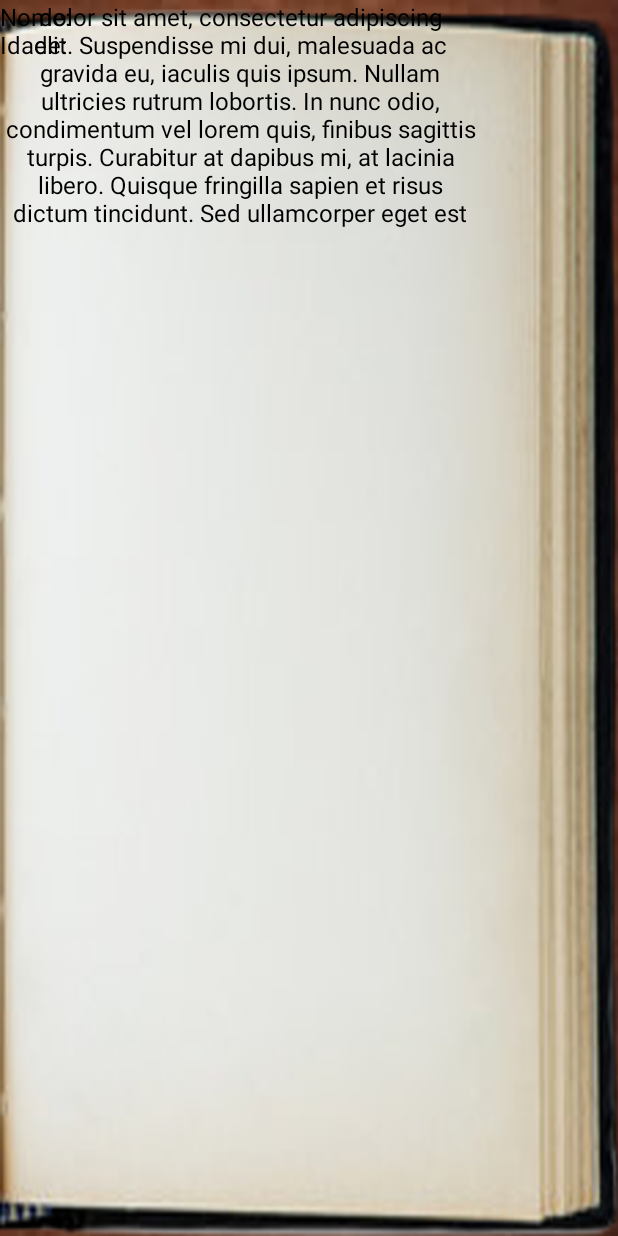
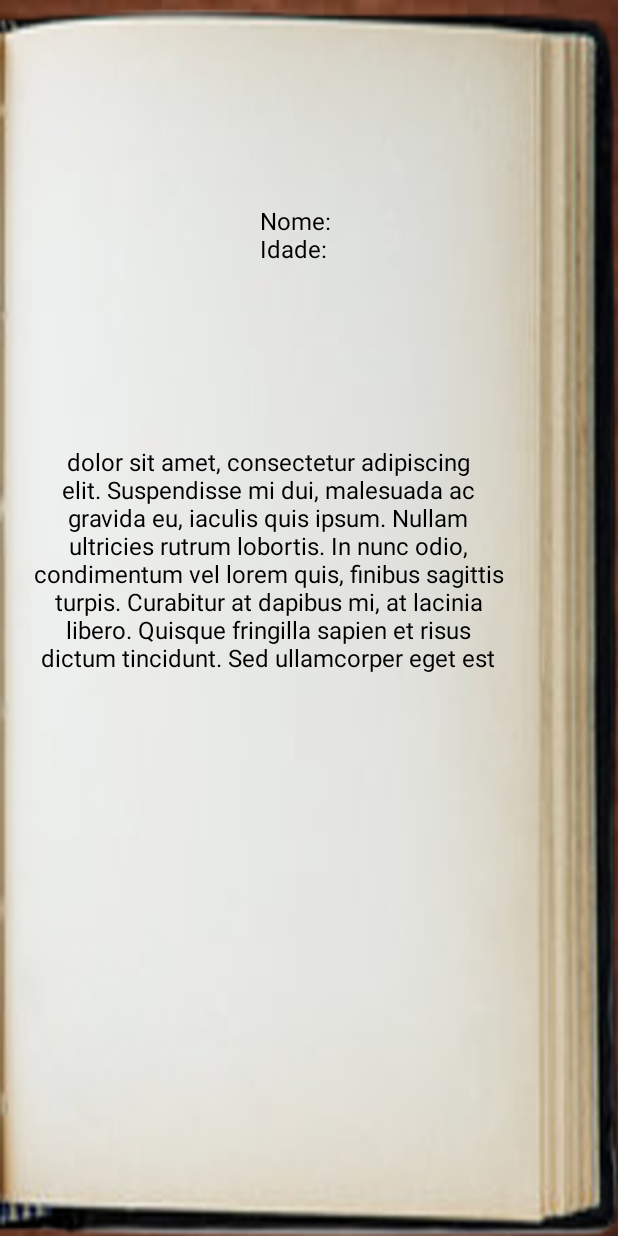
Before and after one commit to Jujubileuu/LeiturAPP, an Android app: the Perfil screen opened directly, with no data from a screen before it, on a phone screen of 412 x 824 dp. Run offline under Robolectric (Android 15) with nearby library versions, the phone set to English and light mode, and no system bars; 2 statements that could not run were skipped.

Commit message:
Update Merge-Perfil

```diff
--- a/Solitaria/app/src/main/java/com/example/solitaria/Perfil.java
+++ b/Solitaria/app/src/main/java/com/example/solitaria/Perfil.java
@@ -1,14 +1,32 @@
 package com.example.solitaria;
 
 import androidx.appcompat.app.AppCompatActivity;
+import androidx.loader.content.Loader;
 
+import android.content.Intent;
 import android.os.Bundle;
+import android.widget.TextView;
+
+import java.util.Objects;
 
 public class Perfil extends AppCompatActivity {
+
+    Intent telaPerfil = getIntent();
+    String idPersonagem = telaPerfil.getStringExtra("idPersonagem");
+    TextView txtInfoGeral = (TextView) findViewById(R.id.txtInfoGeral);
+
+    public void trocarConteudo() {
+        if (Objects.equals(idPersonagem, "personagem1")) {
+            txtInfoGeral.setText(getString(R.string.PersonagemID1));
+        } else if (Objects.equals(idPersonagem, "personagem2")) {
+            txtInfoGeral.setText(getString(R.string.PersonagemID2));
+        }
+    }
 
     @Override
     protected void onCreate(Bundle savedInstanceState) {
         super.onCreate(savedInstanceState);
         setContentView(R.layout.activity_perfil);
+        trocarConteudo();
     }
 }
--- a/Solitaria/app/src/main/java/com/example/solitaria/Sinopse.java
+++ b/Solitaria/app/src/main/java/com/example/solitaria/Sinopse.java
@@ -22,7 +22,7 @@ public class Sinopse extends AppCompatActivity {
                     Intent telaGaleria = new Intent(getApplicationContext(), Galeria.class);
                     startActivity(telaGaleria);
                 } else {
-                    findViewById(R.id.btnLinhaTempo).animate().translationY(-110f).setDuration(100).start();
+                    findViewById(R.id.btnGaleria).animate().translationY(-110f).setDuration(100).start();
                     Animacao[0] = true;
                 }
             }
--- a/Solitaria/app/src/main/res/layout/activity_perfil.xml
+++ b/Solitaria/app/src/main/res/layout/activity_perfil.xml
@@ -16,9 +16,16 @@
         <androidx.constraintlayout.widget.ConstraintLayout
             android:layout_width="359dp"
             android:layout_height="650dp"
-            tools:layout_editor_absoluteY="32dp">
+            android:layout_marginTop="30dp"
+            android:layout_marginEnd="55dp"
+            android:layout_marginBottom="30dp"
+            app:layout_constraintBottom_toBottomOf="parent"
+            app:layout_constraintEnd_toEndOf="parent"
+            app:layout_constraintStart_toStartOf="parent"
+            app:layout_constraintTop_toTopOf="parent">
 
             <TextView
+                android:id="@+id/txtInfo"
                 android:layout_width="320dp"
                 android:layout_height="151dp"
                 android:layout_weight="1"
@@ -27,10 +34,15 @@
                 android:textAlignment="center"
                 android:textColor="#000000"
                 android:textSize="16sp"
-                tools:layout_editor_absoluteX="19dp"
-                tools:layout_editor_absoluteY="215dp" />
+                app:layout_constraintBottom_toBottomOf="parent"
+                app:layout_constraintEnd_toEndOf="parent"
+                app:layout_constraintHorizontal_bias="0.487"
+                app:layout_constraintStart_toStartOf="parent"
+                app:layout_constraintTop_toTopOf="parent"
+                app:layout_constraintVertical_bias="0.42" />
 
             <TextView
+                android:id="@+id/txtInfoGeral"
                 android:layout_width="165dp"
                 android:layout_height="145dp"
                 android:layout_weight="1"
@@ -39,15 +51,23 @@
                 android:textAlignment="viewStart"
                 android:textColor="#000000"
                 android:textSize="16sp"
-                tools:layout_editor_absoluteX="174dp"
-                tools:layout_editor_absoluteY="49dp" />
+                app:layout_constraintBottom_toBottomOf="parent"
+                app:layout_constraintEnd_toEndOf="parent"
+                app:layout_constraintHorizontal_bias="0.896"
+                app:layout_constraintStart_toStartOf="parent"
+                app:layout_constraintTop_toTopOf="parent"
+                app:layout_constraintVertical_bias="0.097" />
 
             <ImageView
-                android:id="@+id/imageView"
+                android:id="@+id/imgIcon"
                 android:layout_width="145dp"
                 android:layout_height="145dp"
-                tools:layout_editor_absoluteX="19dp"
-                tools:layout_editor_absoluteY="49dp"
+                app:layout_constraintBottom_toBottomOf="parent"
+                app:layout_constraintEnd_toEndOf="parent"
+                app:layout_constraintHorizontal_bias="0.089"
+                app:layout_constraintStart_toStartOf="parent"
+                app:layout_constraintTop_toTopOf="parent"
+                app:layout_constraintVertical_bias="0.096"
                 tools:srcCompat="@tools:sample/avatars" />
 
         </androidx.constraintlayout.widget.ConstraintLayout>
```
Also changed, not shown: Solitaria/app/src/main/java/com/example/solitaria/Galeria.java (+82 -0 lines), Solitaria/app/src/main/java/com/example/solitaria/MainActivity.java (+10 -0 lines), Solitaria/app/src/main/res/layout/activity_main.xml (+8 -0 lines), Solitaria/app/src/main/res/layout/activity_sinopse.xml (+6 -1 lines), Solitaria/app/src/main/res/values/strings.xml (+9 -0 lines).
